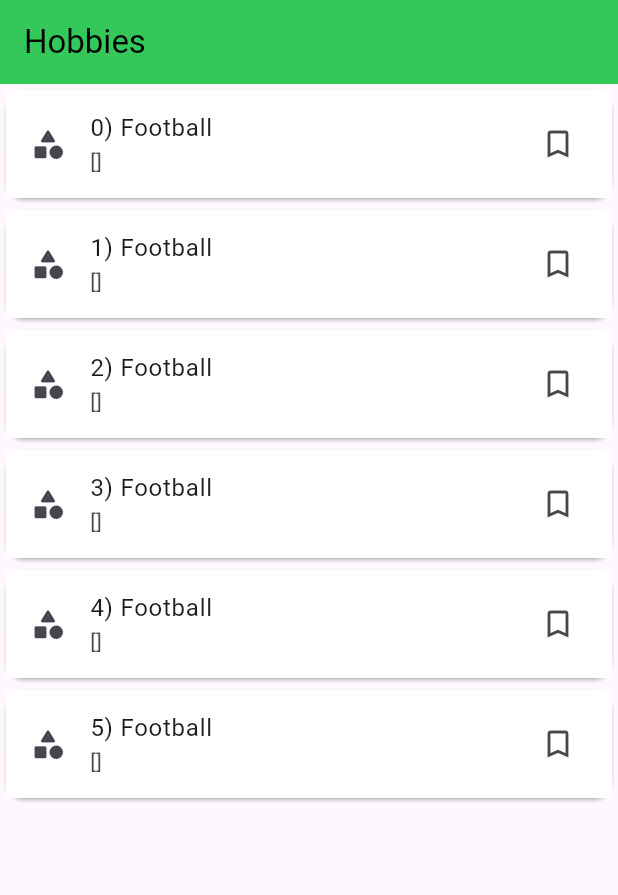
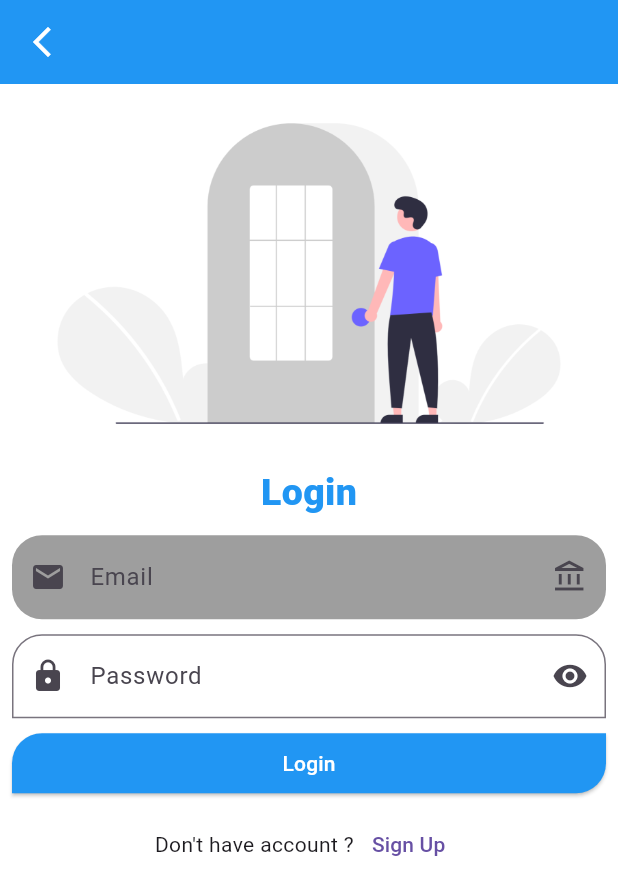
Before and after one commit to AbRehman536/kinza_frontend, a Flutter app: the screen it shows after launch, on a phone screen of 412 x 824 dp. Shown: the top 895 px of the screen. Run offline on Flutter 3.47's test engine with Material 3 defaults, Android fonts, the phone set to English and light mode, and no system bars.

Commit message:
Validation done

```diff
--- /dev/null
+++ b/lib/login_validation.dart
@@ -0,0 +1,116 @@
+import 'package:flutter/material.dart';
+
+class LoginValidation extends StatefulWidget {
+  const LoginValidation({super.key});
+
+  @override
+  State<LoginValidation> createState() => _LoginValidationState();
+}
+
+class _LoginValidationState extends State<LoginValidation> {
+  TextEditingController emailController = TextEditingController();
+  TextEditingController passwordController = TextEditingController();
+  @override
+  Widget build(BuildContext context) {
+    return Scaffold(
+      backgroundColor: Colors.white,
+      appBar: AppBar(
+        leading: Icon(Icons.arrow_back_ios_new_sharp),
+        backgroundColor: Colors.blue,
+        foregroundColor: Colors.white,
+      ),
+      body: Padding(
+        padding: const EdgeInsets.all(8.0),
+        child: Column(
+          children: [
+            Image.asset("assets/images/login.png"),
+            SizedBox(height: 10,),
+            Text("Login",style: TextStyle(
+                fontWeight: FontWeight.w900,
+                fontSize: 25,
+                color: Colors.blue
+            ),),
+            SizedBox(height: 10,),
+
+            TextField(
+              controller: emailController,
+              decoration: InputDecoration(
+                  fillColor: Colors.grey,
+                  filled: true,
+                  label: Text("Email"),
+                  hint: Text("abdullah@gmail.com"),
+                  prefixIcon: Icon(Icons.email),
+                  suffixIcon: Icon(Icons.account_balance_outlined),
+                  border: OutlineInputBorder(
+                      borderRadius: BorderRadius.circular(20),
+                      borderSide: BorderSide.none
+                  )
+              ),
+            ),
+            SizedBox(height: 10,),
+            TextField(
+              controller: passwordController,
+              decoration: InputDecoration(
+                  label: Text("Password"),
+                  hint: Text("123456789"),
+                  prefixIcon: Icon(Icons.lock),
+                  suffixIcon: Icon(Icons.visibility),
+                  border: OutlineInputBorder(
+                      borderRadius: BorderRadius.only(
+                        topLeft: Radius.circular(20),
+                        topRight: Radius.circular(20),
+                      )
+                  )
+              ),
+            ),
+            SizedBox(height: 10,),
+
+            SizedBox(
+              height: 40,
+              width: double.infinity,
+              child: ElevatedButton(onPressed: (){
+                if(emailController.text.isEmpty){
+                  ScaffoldMessenger.of(context)
+                      .showSnackBar(SnackBar(content:
+                  Text("Email is Empty")));
+                  return;
+                }
+                if(passwordController.text != passwordController.text){
+                  ScaffoldMessenger.of(context)
+                      .showSnackBar(SnackBar(content:
+                  Text("Password is Empty")));
+                  return;
+                }
+                if(passwordController.text.length < 8){
+                  ScaffoldMessenger.of(context)
+                      .showSnackBar(SnackBar(content:
+                  Text("Password must be more than 8 digits")));
+                  return;
+                }
+              },
+                  style: ElevatedButton.styleFrom(
+                      backgroundColor: Colors.blue,
+                      foregroundColor: Colors.white,
+                      shape: RoundedRectangleBorder(
+                          borderRadius: BorderRadius.only(
+                            topLeft: Radius.circular(20),
+                            bottomRight: Radius.circular(20),
+                          )
+                      )
+                  )
+                  , child: Text("Login")),
+            ),
+            SizedBox(height: 10,),
+
+            Row(
+              mainAxisAlignment: MainAxisAlignment.center,
+              children: [
+                Text("Don't have account ?"),
+                TextButton(onPressed: (){}, child: Text("Sign Up"))
+              ],)
+          ],
+        ),
+      ),
+    );
+  }
+}
--- a/lib/main.dart
+++ b/lib/main.dart
@@ -4,6 +4,7 @@ import 'package:kinza_frontend/expand_flexible.dart';
 import 'package:kinza_frontend/images.dart';
 import 'package:kinza_frontend/instagram_post.dart';
 import 'package:kinza_frontend/list_tile.dart';
+import 'package:kinza_frontend/login_validation.dart';
 import 'package:kinza_frontend/nested_row_column.dart';
 import 'package:kinza_frontend/single_selection.dart';
 import 'package:kinza_frontend/text_fileds.dart';
@@ -26,7 +27,7 @@ class MyApp extends StatelessWidget {
       title: 'Flutter Demo',
       theme: ThemeData(
       ),
-      home: MultipleSelection(),
+      home: LoginValidation(),
     );
   }
 }
```
